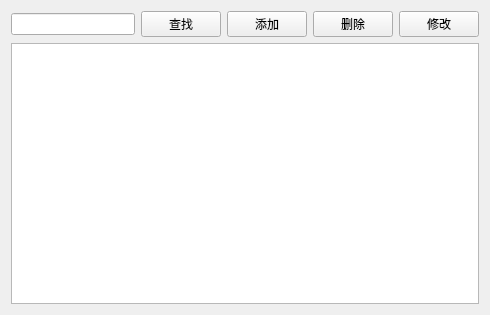
Old version of the form patientview.ui in the repository Ciky03/QT_lab3.
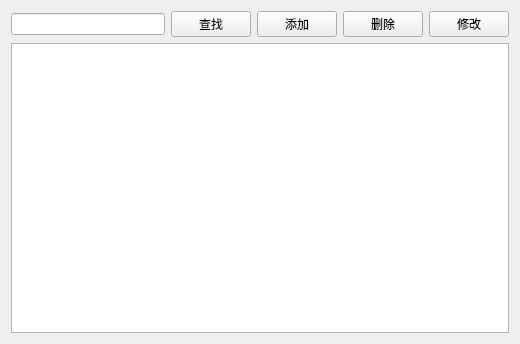
New version of the form.

Diff of the .ui file:
```diff
--- a/patientview.ui
+++ b/patientview.ui
@@ -6,8 +6,8 @@
    <rect>
     <x>0</x>
     <y>0</y>
-    <width>490</width>
-    <height>315</height>
+    <width>520</width>
+    <height>344</height>
    </rect>
   </property>
   <property name="windowTitle">
```
Left out of the diff: 6 changed lines with no effect on the pictures.
